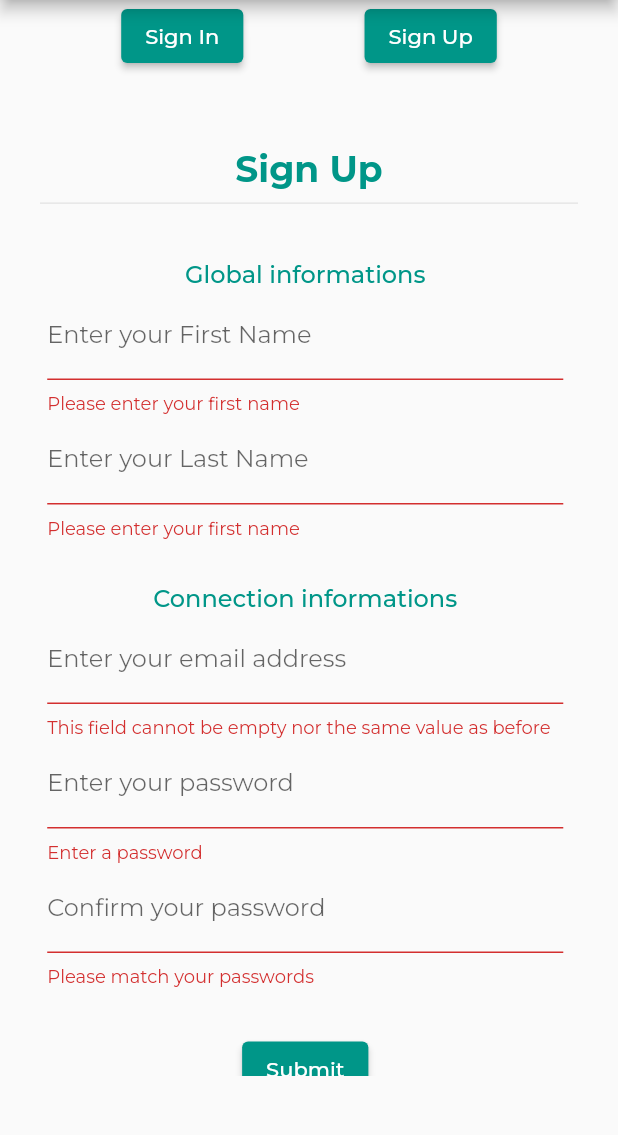
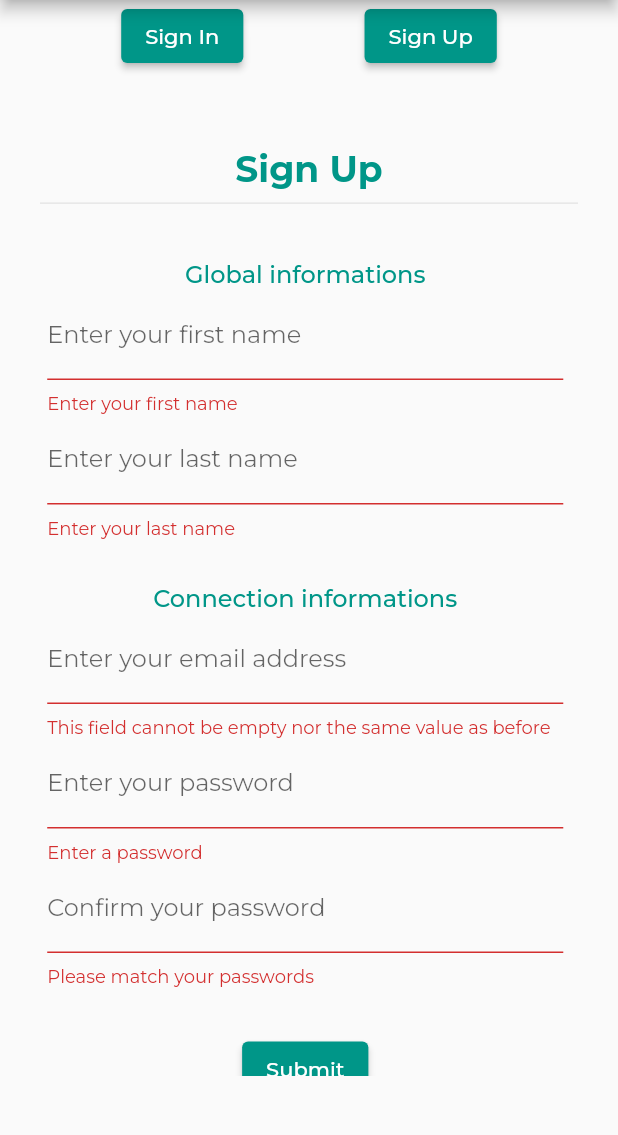
Before and after one commit to AssosNation/AssosNation-App, a Flutter app: the screen it shows after launch, after a tap on "Sign Up", after a tap on "Submit", on a phone screen of 412 x 824 dp, the part 84-1219 px from its top. Run offline on Flutter 3.47's test engine with Material 2 defaults, Android fonts, the phone set to English and light mode, and no system bars; our stand-ins replace cached_network_image, carousel_slider, cloud_firestore, date_time_picker, firebase_auth, firebase_core and 9 more; accounts and stored records are empty; generated files the repository leaves out were written again.

Commit message:
add more i18n

```diff
--- a/lib/l10n/app_en.arb
+++ b/lib/l10n/app_en.arb
@@ -51,6 +51,8 @@
   "search_placeholder": "Search for an association",
   "error_no_infos": "Something wrong happened..",
   "no_messages_yet": "There are no messages yet",
+  "enter_first_name": "Enter your first name",
+  "enter_last_name": "Enter your last name",
   "email_input_placeholder": "Enter your email address",
   "pwd_input_placeholder": "Enter your password",
   "pwd_input_confirm_placeholder": "Confirm your password",
--- a/lib/l10n/app_fr.arb
+++ b/lib/l10n/app_fr.arb
@@ -51,6 +51,8 @@
   "search_placeholder": "Recherchez une association",
   "error_no_infos": "Une erreur est survenue...",
   "no_messages_yet": "Aucun messages",
+  "enter_first_name": "Entrez votre prénom",
+  "enter_last_name": "Entrez votre nom de famille",
   "email_input_placeholder": "Inserez votre adresse mail",
   "pwd_input_placeholder": "Inserez votre mot de passe",
   "pwd_input_confirm_placeholder": "Confirmez votre mot de passe",
--- a/lib/pages/detail/signup_form.dart
+++ b/lib/pages/detail/signup_form.dart
@@ -60,7 +60,8 @@ class _SignUpFormState extends State<SignUpForm> {
                               AppLocalizations.of(context)!.global_infos_label),
                           TextFormField(
                             decoration: InputDecoration(
-                                labelText: "Enter your First Name"),
+                                labelText: AppLocalizations.of(context)!
+                                    .enter_first_name),
                             keyboardType: TextInputType.name,
                             autovalidateMode:
                                 AutovalidateMode.onUserInteraction,
@@ -69,12 +70,14 @@ class _SignUpFormState extends State<SignUpForm> {
                                 _firstName = firstName;
                                 return null;
                               } else
-                                return "Please enter your first name";
+                                return AppLocalizations.of(context)!
+                                    .enter_first_name;
                             },
                           ),
                           TextFormField(
                             decoration: InputDecoration(
-                                labelText: "Enter your Last Name"),
+                                labelText: AppLocalizations.of(context)!
+                                    .enter_last_name),
                             keyboardType: TextInputType.name,
                             autovalidateMode:
                                 AutovalidateMode.onUserInteraction,
@@ -83,7 +86,8 @@ class _SignUpFormState extends State<SignUpForm> {
                                 _lastName = lastName;
                                 return null;
                               } else
-                                return "Please enter your first name";
+                                return AppLocalizations.of(context)!
+                                    .enter_last_name;
                             },
                           ),
                         ],
```
